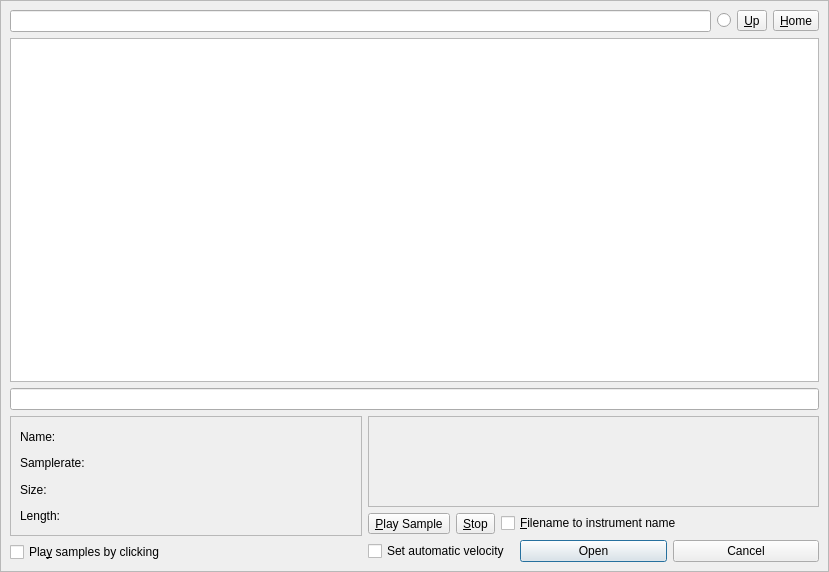
Above: src/gui/src/AudioFileBrowser/AudioFileBrowser_UI.ui from hydrogen-music/hydrogen before the change. Below: the same form after it.
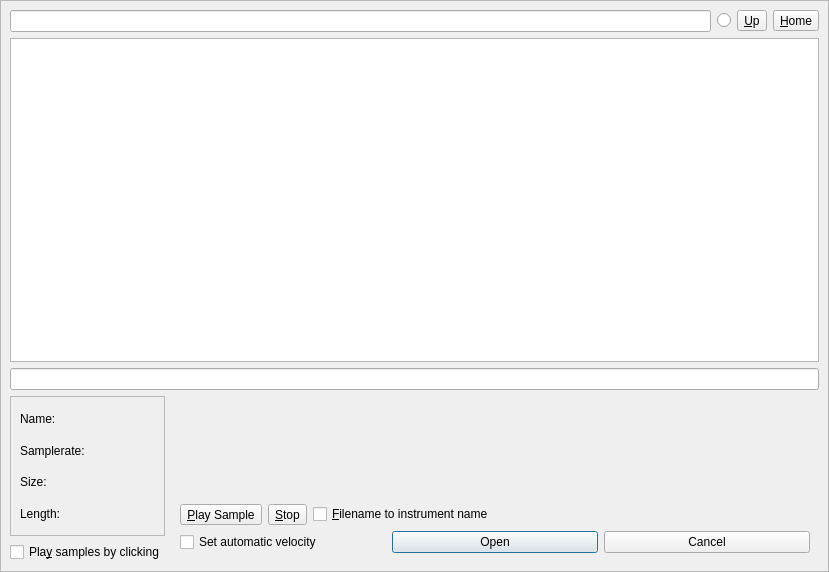
That is the form after the change. Custom widgets are drawn as their Qt base class.

Commit message:
AudioFileBrowser: use WaveDisplay
and drop the custom `SampleWaveDisplay` class.

Also, the `WaveDisplay` does now resize automatically to take the
maximum available space.

The edit to the form file:
```diff
--- a/src/gui/src/AudioFileBrowser/AudioFileBrowser_UI.ui
+++ b/src/gui/src/AudioFileBrowser/AudioFileBrowser_UI.ui
@@ -177,21 +177,22 @@
               </layout>
              </item>
              <item>
+              <widget class="QWidget" name="pSampleContainer" native="true">
+               <property name="sizePolicy">
+                <sizepolicy hsizetype="Expanding" vsizetype="Expanding">
+                 <horstretch>0</horstretch>
+                 <verstretch>0</verstretch>
+                </sizepolicy>
+               </property>
               <layout class="QVBoxLayout" name="verticalLayout_2">
                <item>
-                <widget class="QFrame" name="waveformview">
+                 <widget class="WaveDisplay" name="m_pWaveDisplay" native="true">
                  <property name="minimumSize">
                   <size>
                    <width>451</width>
                    <height>91</height>
                   </size>
                  </property>
-                 <property name="frameShape">
-                  <enum>QFrame::StyledPanel</enum>
-                 </property>
-                 <property name="frameShadow">
-                  <enum>QFrame::Raised</enum>
-                 </property>
                 </widget>
                </item>
                <item>
@@ -248,6 +249,7 @@
                 </layout>
                </item>
               </layout>
+              </widget>
              </item>
             </layout>
            </item>
@@ -261,6 +263,14 @@
    </item>
   </layout>
  </widget>
+ <customwidgets>
+  <customwidget>
+   <class>WaveDisplay</class>
+   <extends>QWidget</extends>
+   <header location="global">../src/Widgets/WaveDisplay.h</header>
+   <container>1</container>
+  </customwidget>
+ </customwidgets>
  <tabstops>
   <tabstop>pathLineEdit</tabstop>
   <tabstop>hiddenCB</tabstop>
```
Lines whose indentation alone changed are shown as unchanged. The commit also changes 4 other files.
